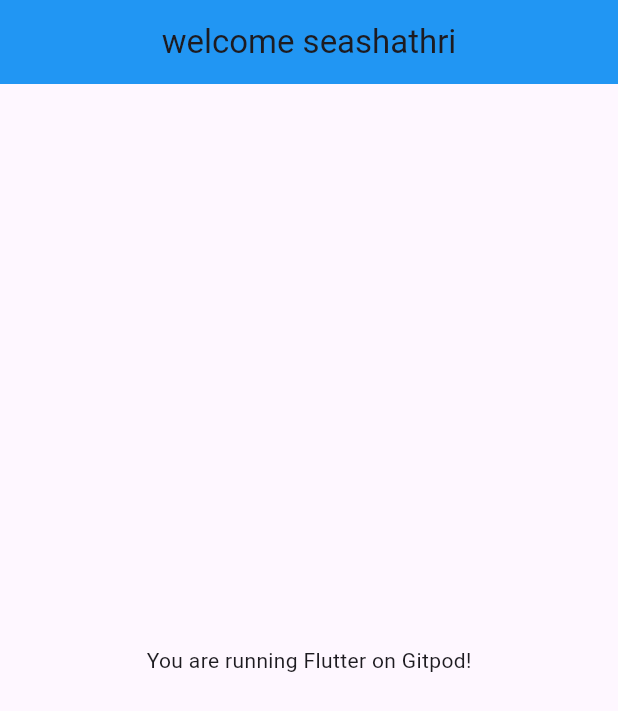
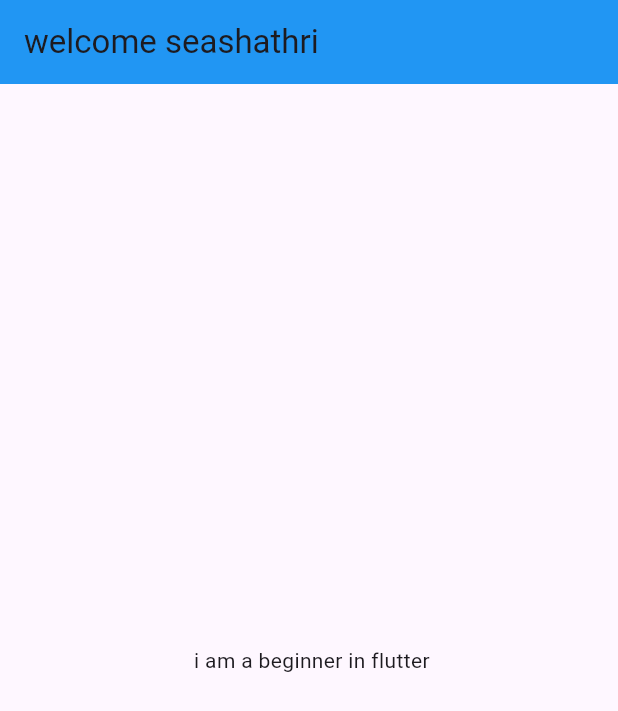
Before and after one commit to seshathri044/flutter_app_demo, a Flutter app: the screen it shows after launch, on a phone screen of 412 x 824 dp. Shown: the top 711 px of the screen. Run offline on Flutter 3.47's test engine with Material 3 defaults, Android fonts, the phone set to English and light mode, and no system bars; statements that could not run were skipped.

```diff
--- a/lib/main.dart
+++ b/lib/main.dart
@@ -11,11 +11,11 @@ class MainApp extends StatelessWidget {
       home: Scaffold(
         appBar: AppBar(
           title: Text("welcome seashathri"),
-          centerTitle: true, // ✅ Add this line
+          centerTitle: tqrue, // ✅ Add this line
           backgroundColor: Colors.blue,
         ),
         body: Center(
-          child: Text("You are running Flutter on Gitpod!"),
+          child: Text(" i am a beginner in flutter"),
         ),
       ),
     );
```
